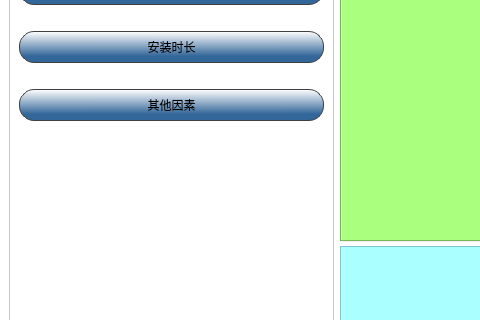
peipan/charge_station, file UI/PlotWindow.ui: the form before one commit; both pictures show x 0 to 480 and y 310 to 630 of the 1135 by 867 pixel window.
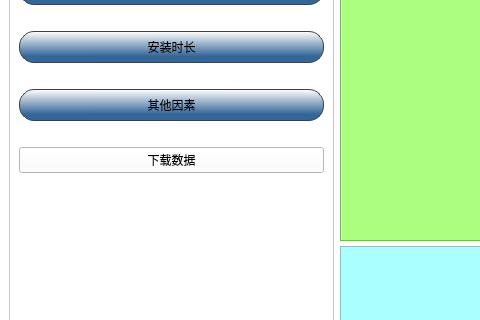
The form after the commit. Icons and pictures are not drawn.

Commit message: 主页面饼状图，点击导入数据

```diff
--- a/UI/PlotWindow.ui
+++ b/UI/PlotWindow.ui
@@ -338,6 +338,13 @@
            </item>
           </layout>
          </item>
+         <item>
+          <widget class="QPushButton" name="btn_load">
+           <property name="text">
+            <string>下载数据</string>
+           </property>
+          </widget>
+         </item>
          <item>
           <spacer name="verticalSpacer_2">
            <property name="orientation">
```
The commit also changes 12 other files.
